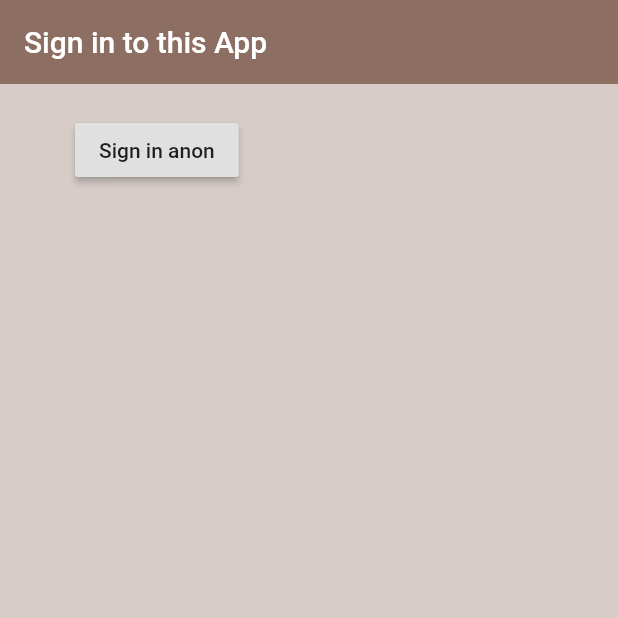
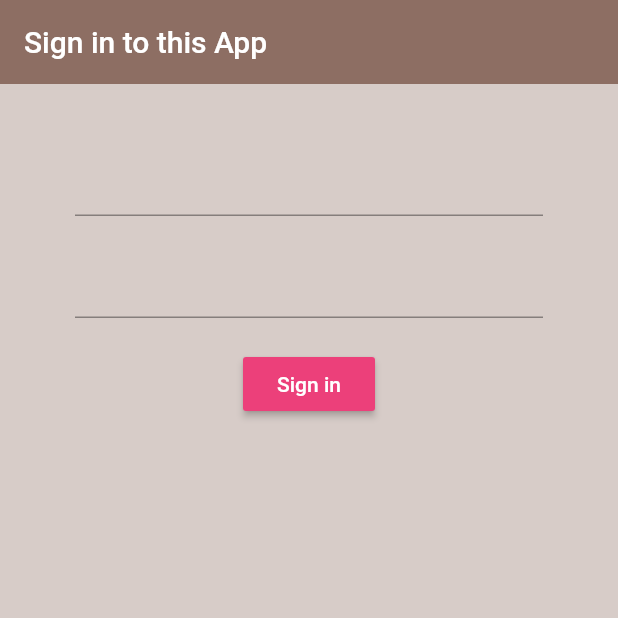
Before and after one commit to noklam/Learning-Flutter, a Flutter app: the screen it shows after launch, on a phone screen of 412 x 824 dp, the top half of it. Run offline on Flutter 3.47's test engine with Material 2 defaults, Android fonts, the light colour scheme and no system bars; our stand-ins replace firebase_auth; accounts and stored records are empty.

Commit message:
Add login text field

```diff
--- a/flutter_firebase/lib/screens/authenticate/sign_in.dart
+++ b/flutter_firebase/lib/screens/authenticate/sign_in.dart
@@ -8,6 +8,10 @@ class SignIn extends StatefulWidget {
 
 class _SignInState extends State<SignIn> {
   final AuthService _auth = AuthService();
+
+  // text field state
+  String email = '';
+  String password = '';
 
   @override
   Widget build(BuildContext context) {
@@ -20,19 +24,30 @@ class _SignInState extends State<SignIn> {
         ),
         body: Container(
             padding: EdgeInsets.symmetric(vertical: 20.0, horizontal: 50.0),
-            child: RaisedButton(
-              onPressed: () async {
-                dynamic result =
-                    await _auth.signInAnon(); // can be null or FireBaseUser
-                if (result == null) {
-                  print('Log in Fail');
-                } else {
-                  print('Sign in');
-                  print(result);
-                  print(result.uid);
-                }
-              },
-              child: Text('Sign in anon'),
+            child: Form(
+              child: Column(children: <Widget>[
+                SizedBox(height: 20.0),
+                TextFormField(onChanged: (val) {
+                  setState(() => email = val);
+                }),
+                SizedBox(height: 20.0),
+                TextFormField(
+                    obscureText: true,
+                    onChanged: (val) {
+                      setState(() => password = val);
+                    }),
+                SizedBox(height: 20.0),
+                RaisedButton(
+                    color: Colors.pink[400],
+                    child: Text(
+                      'Sign in',
+                      style: TextStyle(color: Colors.white),
+                    ),
+                    onPressed: () {
+                      print(email);
+                      print(password);
+                    })
+              ]),
             )));
   }
 }
```
